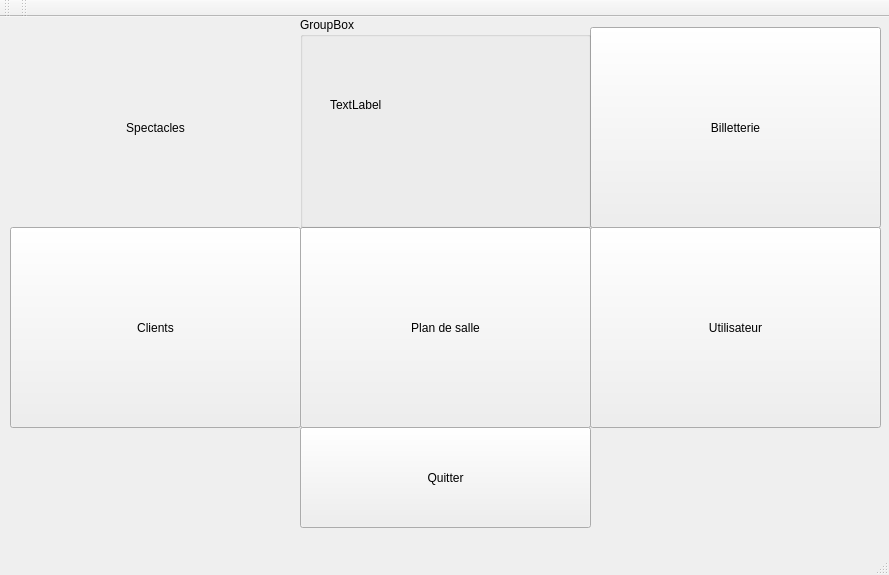
Qt form FestiClicC/accueil.ui (FestiClic/FestiClic3) before a commit.
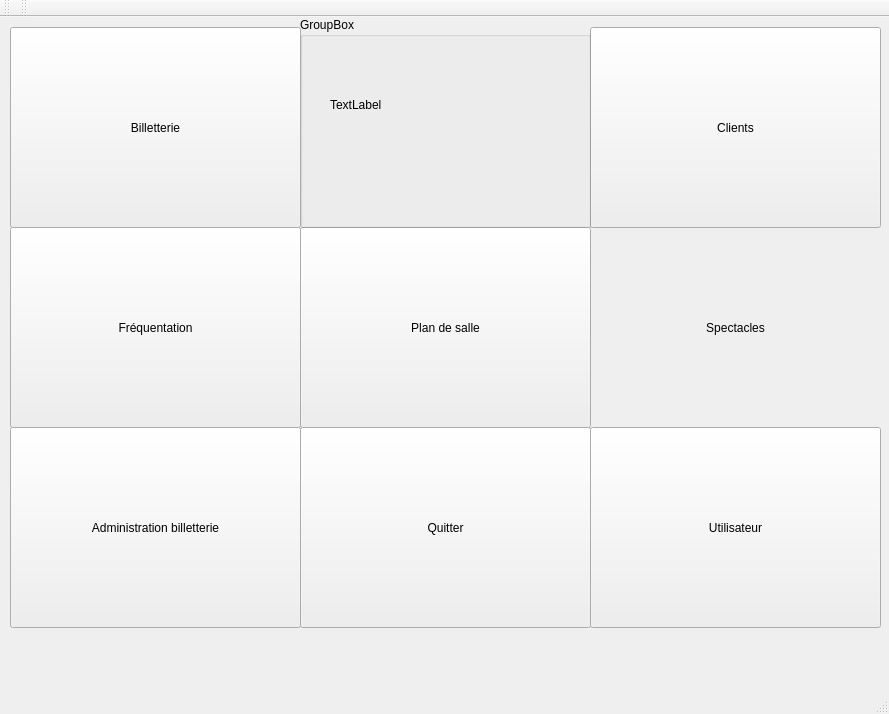
The same form after that commit. Icons and pictures are not drawn.

```diff
--- a/FestiClicC/accueil.ui
+++ b/FestiClicC/accueil.ui
@@ -7,7 +7,7 @@
     <x>0</x>
     <y>0</y>
     <width>889</width>
-    <height>575</height>
+    <height>714</height>
    </rect>
   </property>
   <property name="windowTitle">
@@ -17,8 +17,8 @@
    <widget class="QPushButton" name="aBtnSpectacles">
     <property name="geometry">
      <rect>
-      <x>10</x>
-      <y>10</y>
+      <x>590</x>
+      <y>210</y>
       <width>291</width>
       <height>201</height>
      </rect>
@@ -42,8 +42,8 @@
    <widget class="QPushButton" name="aBtnClients">
     <property name="geometry">
      <rect>
-      <x>10</x>
-      <y>210</y>
+      <x>590</x>
+      <y>10</y>
       <width>291</width>
       <height>201</height>
      </rect>
@@ -55,7 +55,7 @@
    <widget class="QPushButton" name="aBtnBilletterie">
     <property name="geometry">
      <rect>
-      <x>590</x>
+      <x>10</x>
       <y>10</y>
       <width>291</width>
       <height>201</height>
@@ -84,7 +84,7 @@
       <x>300</x>
       <y>410</y>
       <width>291</width>
-      <height>101</height>
+      <height>201</height>
      </rect>
     </property>
     <property name="text">
@@ -121,7 +121,7 @@
     <property name="geometry">
      <rect>
       <x>590</x>
-      <y>210</y>
+      <y>410</y>
       <width>291</width>
       <height>201</height>
      </rect>
@@ -130,6 +130,32 @@
      <string>Utilisateur</string>
     </property>
    </widget>
+   <widget class="QPushButton" name="aBtnAdministratioBillet">
+    <property name="geometry">
+     <rect>
+      <x>10</x>
+      <y>410</y>
+      <width>291</width>
+      <height>201</height>
+     </rect>
+    </property>
+    <property name="text">
+     <string>Administration billetterie</string>
+    </property>
+   </widget>
+   <widget class="QPushButton" name="aBtnFrquentation">
+    <property name="geometry">
+     <rect>
+      <x>10</x>
+      <y>210</y>
+      <width>291</width>
+      <height>201</height>
+     </rect>
+    </property>
+    <property name="text">
+     <string>Fréquentation</string>
+    </property>
+   </widget>
   </widget>
   <widget class="QMenuBar" name="menuBar">
    <property name="geometry">
```
